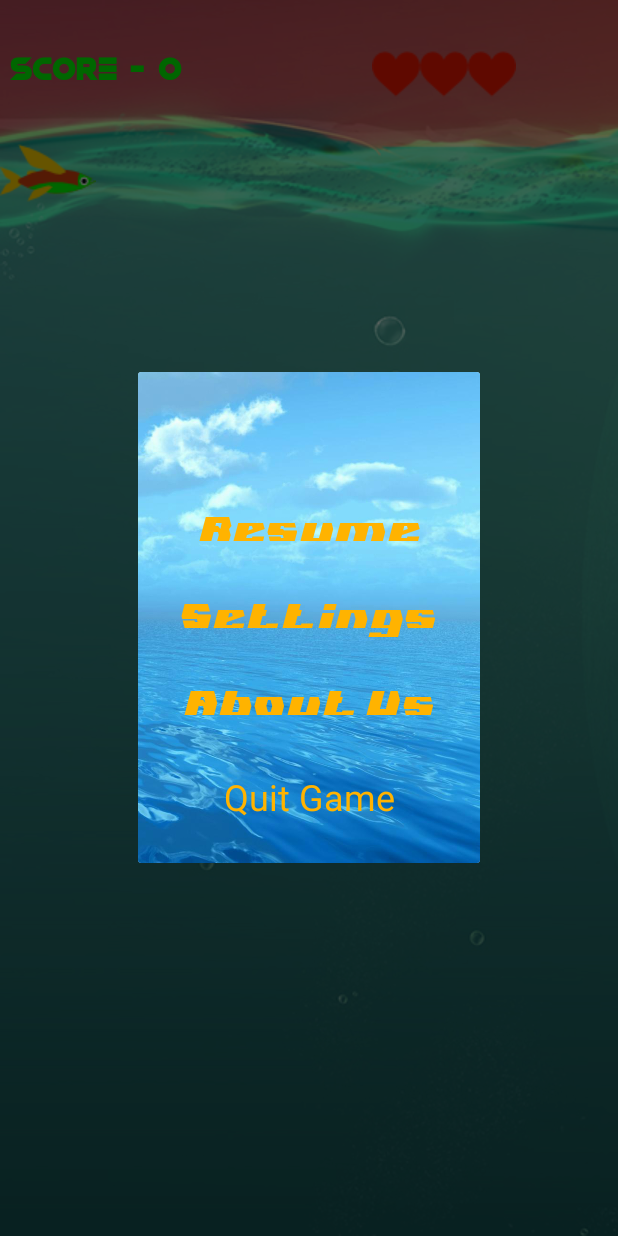
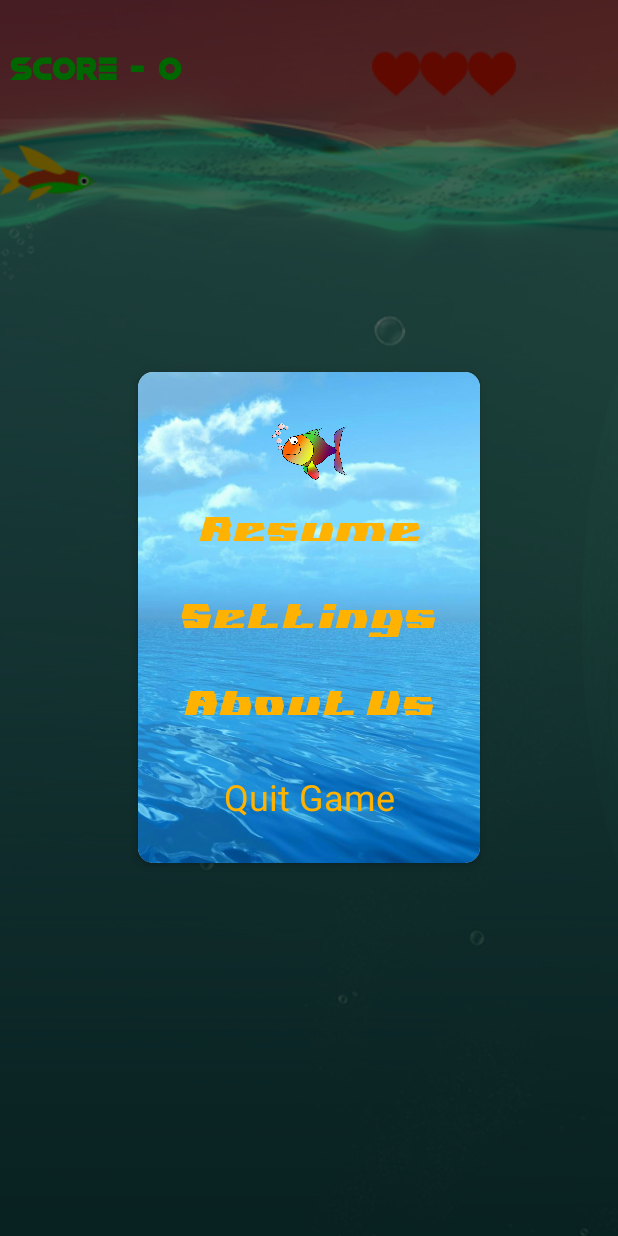
Before and after one commit to AliyuAbdullahi/Fishscape, an Android app: the fragment PauseMenu placed in its activity, on a phone screen of 412 x 824 dp. Run offline under Robolectric (Android 15) with nearby library versions, the phone set to English and light mode, and no system bars; our stand-ins replace Room's generated code.

Commit message:
fixed pause menu dialog

```diff
--- a/app/src/main/java/com/example/awesomefish/ui/dialogs/HighscoreDialog.kt
+++ b/app/src/main/java/com/example/awesomefish/ui/dialogs/HighscoreDialog.kt
@@ -43,7 +43,6 @@ class HighscoreDialog : DialogFragment() {
         container: ViewGroup?,
         savedInstanceState: Bundle?
     ): View? {
-
         return inflater.inflate(R.layout.highscores, container, false)
     }
 
--- a/app/src/main/java/com/example/awesomefish/ui/menu/PauseMenu.kt
+++ b/app/src/main/java/com/example/awesomefish/ui/menu/PauseMenu.kt
@@ -2,6 +2,8 @@ package com.example.awesomefish.ui.menu
 
 import android.app.Dialog
 import android.content.Context
+import android.graphics.Color
+import android.graphics.drawable.ColorDrawable
 import android.os.Bundle
 import android.util.Log
 import android.view.LayoutInflater
@@ -64,7 +66,8 @@ class PauseMenu : DialogFragment() {
 
     override fun onCreateDialog(savedInstanceState: Bundle?): Dialog {
         val dialog = super.onCreateDialog(savedInstanceState)
-        dialog.getWindow()?.requestFeature(Window.FEATURE_NO_TITLE)
+        dialog.window?.requestFeature(Window.FEATURE_NO_TITLE)
+        dialog.window?.setBackgroundDrawable(ColorDrawable(Color.TRANSPARENT))
         return dialog
     }
 
--- a/app/src/main/res/layout/pause_menu.xml
+++ b/app/src/main/res/layout/pause_menu.xml
@@ -1,12 +1,31 @@
 <?xml version="1.0" encoding="utf-8"?>
-<androidx.constraintlayout.widget.ConstraintLayout xmlns:android="http://schemas.android.com/apk/res/android"
+<androidx.cardview.widget.CardView xmlns:android="http://schemas.android.com/apk/res/android"
     xmlns:app="http://schemas.android.com/apk/res-auto"
     xmlns:tools="http://schemas.android.com/tools"
+    android:layout_width="280dp"
+    android:layout_height="wrap_content"
+    app:cardCornerRadius="10dp"
+    app:cardElevation="3dp"
+    app:cardUseCompatPadding="true">
+
+    <androidx.constraintlayout.widget.ConstraintLayout
         android:id="@+id/root"
         android:layout_width="match_parent"
         android:layout_height="match_parent"
         android:background="@drawable/splash"
         android:padding="28dp">
+
+        <ImageView
+            android:id="@+id/imageView"
+            android:layout_width="50dp"
+            android:layout_height="50dp"
+            android:layout_alignParentTop="true"
+            android:layout_centerHorizontal="true"
+            android:src="@drawable/splash_icon"
+            app:layout_constraintEnd_toEndOf="parent"
+            app:layout_constraintStart_toStartOf="parent"
+            app:layout_constraintTop_toTopOf="parent" />
+
 
         <androidx.constraintlayout.widget.Guideline
             android:id="@+id/guideline"
@@ -16,7 +35,6 @@
             app:layout_constraintGuide_percent="0.5" />
 
         <TextView
-
             android:id="@+id/resume"
             android:layout_width="wrap_content"
             android:layout_height="wrap_content"
@@ -67,3 +85,4 @@
             app:layout_constraintStart_toStartOf="parent"
             app:layout_constraintTop_toBottomOf="@+id/aboutUs" />
     </androidx.constraintlayout.widget.ConstraintLayout>
+</androidx.cardview.widget.CardView>
```
Lines whose indentation alone changed are shown as unchanged.
